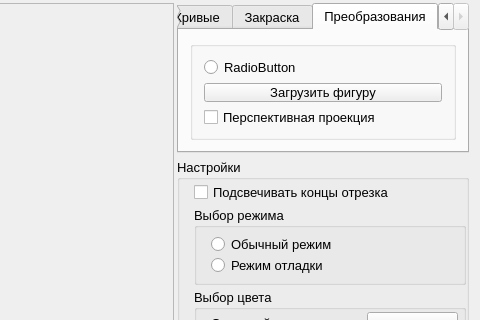
Before: the Qt Designer form mainwindow.ui in asvitenkov/GIIS, drawn with Qt 5; both pictures show x 229 to 709 and y 0 to 320 of the 709 by 507 pixel window.
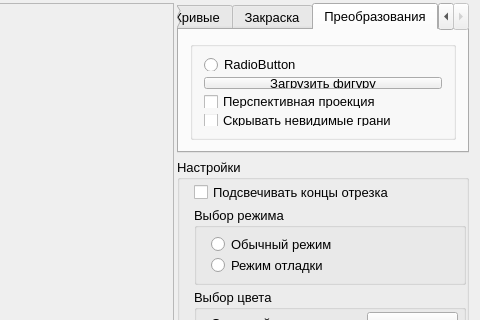
After: the same form once the commit is applied. The open tabs and pages were chosen to show the change.

What changed in the file:
```diff
--- a/mainwindow.ui
+++ b/mainwindow.ui
@@ -385,6 +385,13 @@
                </property>
               </widget>
              </item>
+             <item row="3" column="0">
+              <widget class="QCheckBox" name="checkBoxHideFaces">
+               <property name="text">
+                <string>Скрывать невидимые грани</string>
+               </property>
+              </widget>
+             </item>
             </layout>
            </widget>
           </item>
```
Left out of the diff: 4 changed lines with no effect on the pictures.
